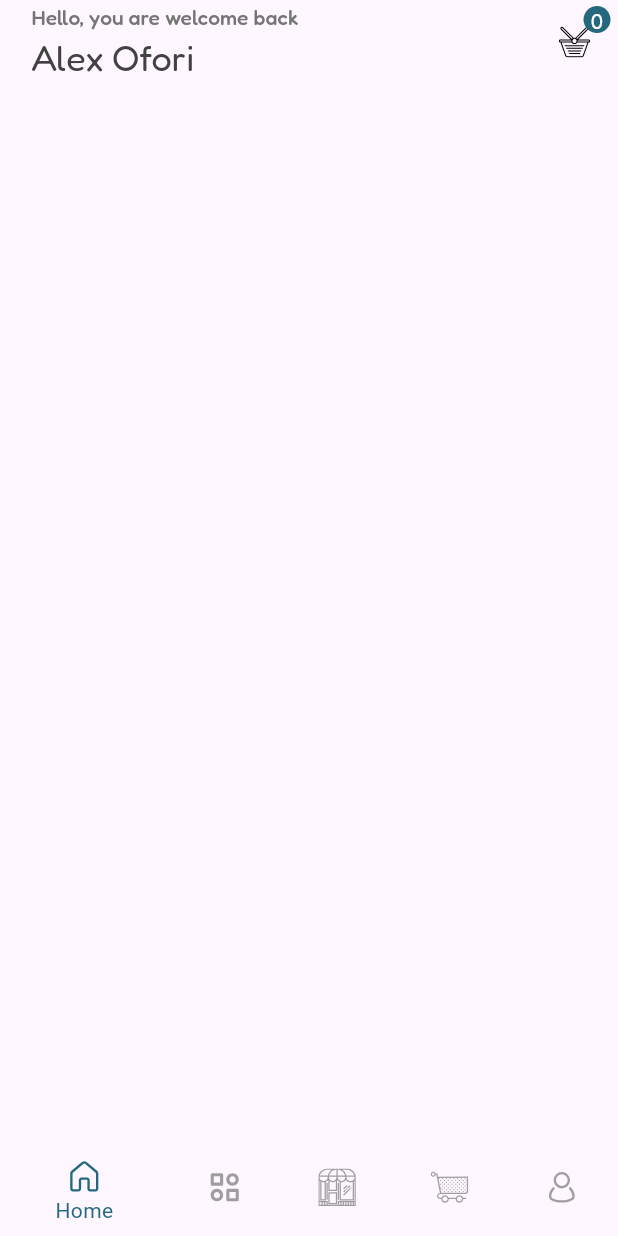
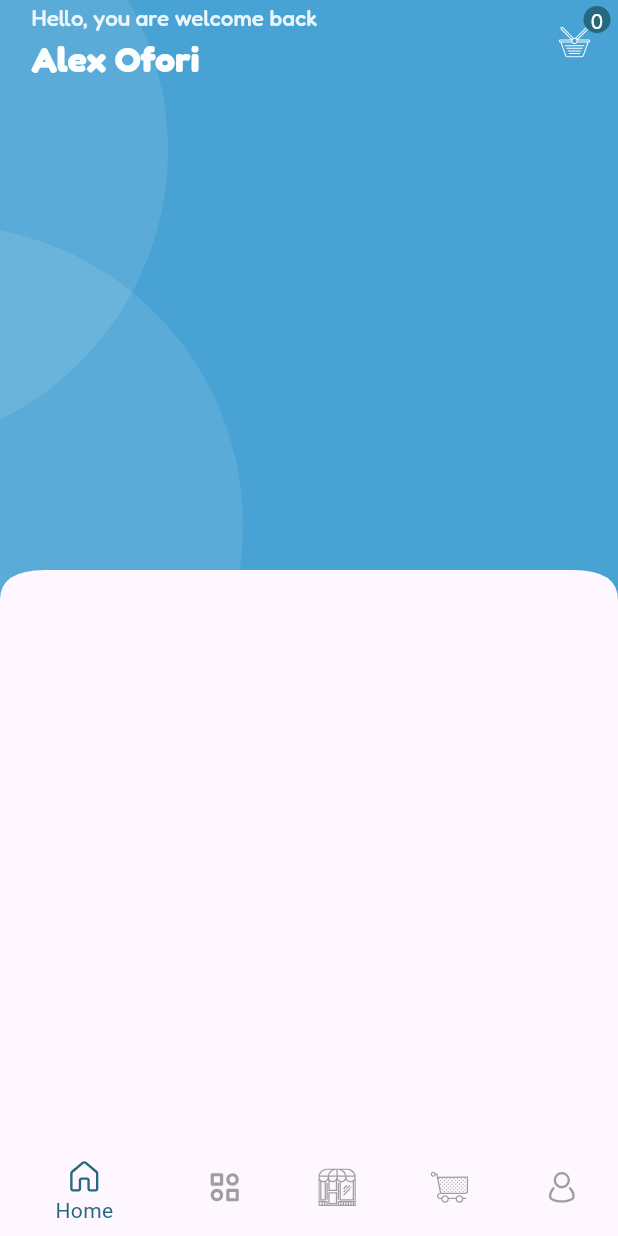
Before and after one commit to kobbycode/kstore, a Flutter app: the screen it shows after launch, on a phone screen of 412 x 824 dp. Run offline on Flutter 3.47's test engine with Material 3 defaults, Android fonts, the phone set to English and light mode, and no system bars; our stand-ins replace flutter_svg, google_fonts.

Commit message:
Header and app bar combined

```diff
--- a/lib/common/widgets/appbar.dart
+++ b/lib/common/widgets/appbar.dart
@@ -22,6 +22,7 @@ class CustomAppBar extends StatelessWidget {
     return Padding(
       padding: const EdgeInsets.symmetric(horizontal: 5),
       child: AppBar(
+        backgroundColor: Colors.transparent,
         automaticallyImplyLeading: false,
         leading: showBackArrow
             ? IconButton(
@@ -31,7 +32,7 @@ class CustomAppBar extends StatelessWidget {
                 icon: SvgPicture.asset(
                   'images/icons/arrow_left.svg',
                   width: 27,
-                  color: Colors.blue,
+                  color: Colors.white,
                 ),
               )
             : leadingIcon != null
--- /dev/null
+++ b/lib/common/widgets/curved_edged_widget.dart
@@ -0,0 +1,47 @@
+import 'package:flutter/material.dart';
+import 'package:kobby_store/common/widgets/custom_circles.dart';
+import 'package:kobby_store/common/widgets/custom_curve_urge_card.dart';
+
+class CurvedWidgetCard extends StatelessWidget {
+  final Widget child;
+  const CurvedWidgetCard({
+    super.key,
+    required this.child,
+  });
+
+  @override
+  Widget build(BuildContext context) {
+    return CustomCurvedEdgeCard(
+      child: Container(
+        color: const Color.fromARGB(255, 72, 162, 211),
+        padding: const EdgeInsets.all(0),
+        child: SizedBox(
+          height: 400,
+          child: Stack(
+            children: [
+              Positioned(
+                top: 150,
+                right: 250,
+                child: CircularContainer(
+                  color: const Color(
+                    0XFFFAFEFF,
+                  ).withOpacity(0.1),
+                ),
+              ),
+              Positioned(
+                top: -100,
+                right: 300,
+                child: CircularContainer(
+                  color: const Color(
+                    0XFFFAFEFF,
+                  ).withOpacity(0.1),
+                ),
+              ),
+              child,
+            ],
+          ),
+        ),
+      ),
+    );
+  }
+}
--- /dev/null
+++ b/lib/common/widgets/custom_circles.dart
@@ -0,0 +1,33 @@
+import 'package:flutter/material.dart';
+
+class CircularContainer extends StatelessWidget {
+  final double? width;
+  final double? height;
+  final double padding;
+  final double? radius;
+  final Color? color;
+  final Widget? child;
+  const CircularContainer({
+    super.key,
+    this.width = 400,
+    this.height = 400,
+    this.padding = 0,
+    this.color = Colors.white,
+    this.child,
+    this.radius = 400,
+  });
+
+  @override
+  Widget build(BuildContext context) {
+    return Container(
+      width: width,
+      height: height,
+      padding: EdgeInsets.all(padding),
+      decoration: BoxDecoration(
+        borderRadius: BorderRadius.circular(radius!),
+        color: color,
+      ),
+      child: child,
+    );
+  }
+}
--- /dev/null
+++ b/lib/common/widgets/custom_curve_edge.dart
@@ -0,0 +1,45 @@
+import 'package:flutter/material.dart';
+
+class CustomCurvedEdge extends CustomClipper<Path> {
+  @override
+  Path getClip(Size size) {
+    var path = Path();
+    path.lineTo(0, size.height);
+
+    var firstPoint = Offset(0, size.height - 20);
+    var secondPoint = Offset(30, size.height - 20);
+    path.quadraticBezierTo(
+      firstPoint.dx,
+      firstPoint.dy,
+      secondPoint.dx,
+      secondPoint.dy,
+    );
+
+    var secondFirstPoint = Offset(0, size.height - 20);
+    var secondLastPoint = Offset(size.width - 30, size.height - 20);
+    path.quadraticBezierTo(
+      secondFirstPoint.dx,
+      secondFirstPoint.dy,
+      secondLastPoint.dx,
+      secondLastPoint.dy,
+    );
+
+    var thirdFirstPoint = Offset(size.width, size.height - 20);
+    var thirdLastPoint = Offset(size.width, size.height);
+    path.quadraticBezierTo(
+      thirdFirstPoint.dx,
+      thirdFirstPoint.dy,
+      thirdLastPoint.dx,
+      thirdLastPoint.dy,
+    );
+
+    path.lineTo(size.width, 0);
+    path.close();
+    return path;
+  }
+
+  @override
+  bool shouldReclip(covariant CustomClipper<Path> oldClipper) {
+    return true;
+  }
+}
--- /dev/null
+++ b/lib/common/widgets/custom_curve_urge_card.dart
@@ -0,0 +1,18 @@
+import 'package:flutter/material.dart';
+import 'package:kobby_store/common/widgets/custom_curve_edge.dart';
+
+class CustomCurvedEdgeCard extends StatelessWidget {
+  final Widget? child;
+  const CustomCurvedEdgeCard({
+    super.key,
+    this.child,
+  });
+
+  @override
+  Widget build(BuildContext context) {
+    return ClipPath(
+      clipper: CustomCurvedEdge(),
+      child: child,
+    );
+  }
+}
--- a/lib/common/widgets/home_app_bar.dart
+++ b/lib/common/widgets/home_app_bar.dart
@@ -17,9 +17,9 @@ class HomeAppBar extends StatelessWidget {
           Text(
             'Hello, you are welcome back',
             style: GoogleFonts.fredoka(
-              fontSize: 14,
+              fontSize: 15,
               fontWeight: FontWeight.w500,
-              color: Colors.grey.shade600,
+              color: const Color(0XFFFAFEFF).withOpacity(0.9),
             ),
           ),
           const SizedBox(height: 3),
@@ -27,7 +27,8 @@ class HomeAppBar extends StatelessWidget {
             'Alex Ofori',
             style: GoogleFonts.fredoka(
               fontSize: 24,
-              color: Colors.grey.shade800,
+              color: const Color(0XFFFAFEFF),
+              fontWeight: FontWeight.w700,
             ),
           ),
         ],
@@ -36,6 +37,7 @@ class HomeAppBar extends StatelessWidget {
         CustomCartItem(
           onPress: () {},
           iconSize: 21,
+          color: const Color(0XFFFAFEFF),
         ),
       ],
     );
--- a/lib/mainscreens/home.dart
+++ b/lib/mainscreens/home.dart
@@ -1,4 +1,5 @@
 import 'package:flutter/material.dart';
+import 'package:kobby_store/common/widgets/curved_edged_widget.dart';
 import 'package:kobby_store/common/widgets/home_app_bar.dart';
 
 class HomePage extends StatefulWidget {
@@ -12,10 +13,18 @@ class _HomePageState extends State<HomePage> {
   @override
   Widget build(BuildContext context) {
     return const Scaffold(
-      body: Column(
-        children: [
-          HomeAppBar(),
-        ],
+      body: SingleChildScrollView(
+        child: Column(
+          children: [
+            CurvedWidgetCard(
+              child: Column(
+                children: [
+                  HomeAppBar(),
+                ],
+              ),
+            )
+          ],
+        ),
       ),
     );
   }
```
